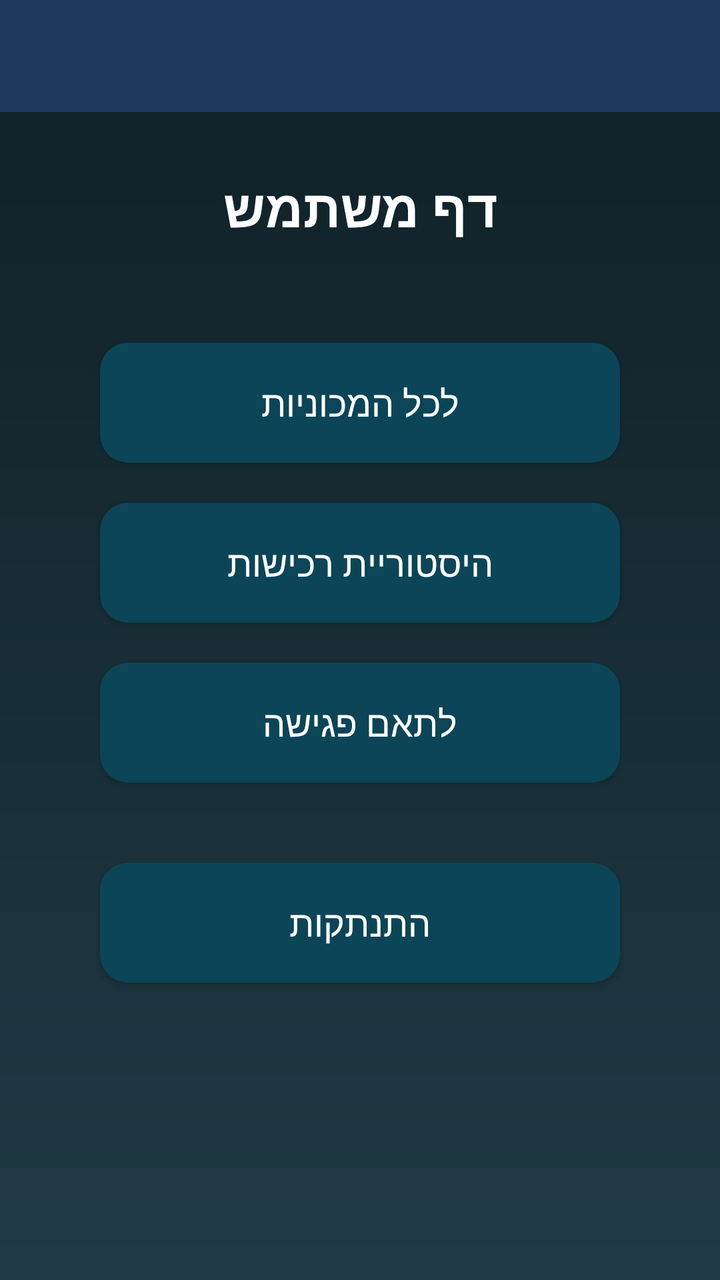
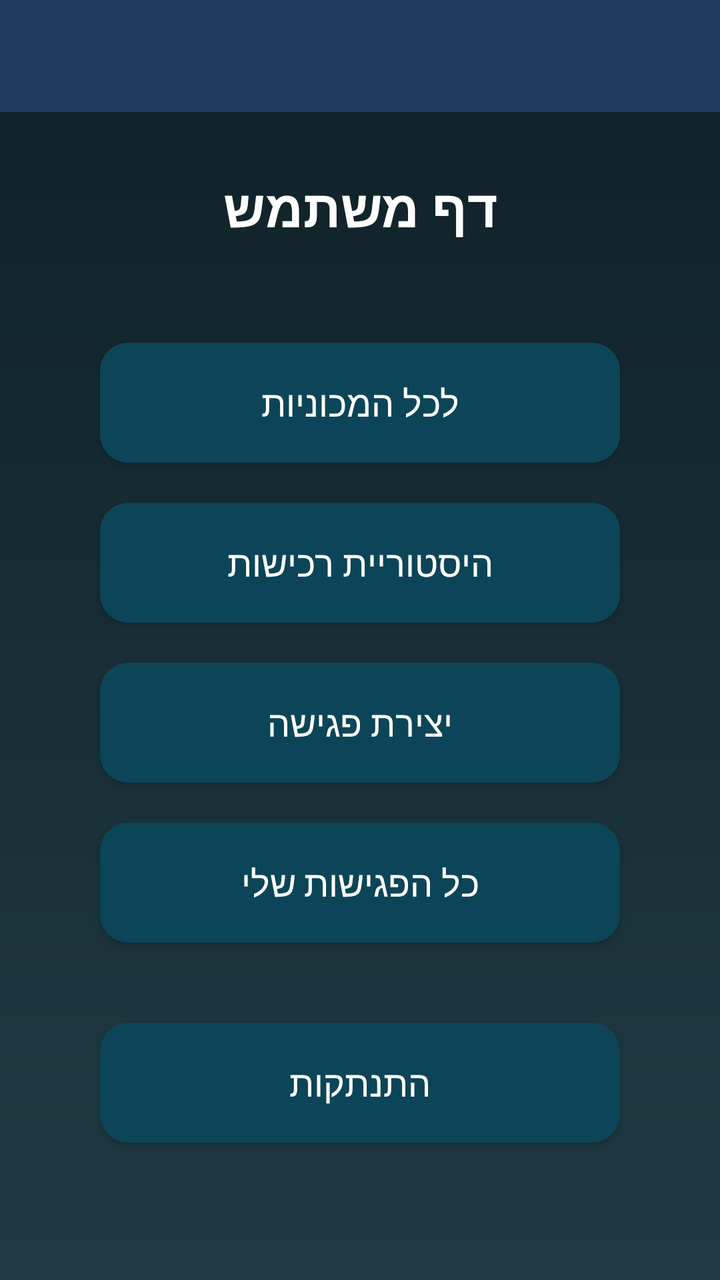

Compare the two renders of this Android layout. The source of the first and the diff that turns it into the second are given below.
<!-- AndroidManifest.xml: application theme Theme.NoamNakavFinal -->
<!-- res/layout/activity_user_page.xml -->
<?xml version="1.0" encoding="utf-8"?>
<androidx.constraintlayout.widget.ConstraintLayout
    xmlns:android="http://schemas.android.com/apk/res/android"
    xmlns:app="http://schemas.android.com/apk/res-auto"
    xmlns:tools="http://schemas.android.com/tools"
    android:id="@+id/main_user_page"
    android:layout_width="match_parent"
    android:layout_height="match_parent"
    android:background="@drawable/bg_admin"
    tools:context=".UserPage">

    <androidx.appcompat.widget.Toolbar
        android:id="@+id/toolbar"
        android:layout_width="match_parent"
        android:layout_height="?attr/actionBarSize"
        android:background="#1F3A5F"
        app:titleTextColor="#FFFFFF"
        app:layout_constraintTop_toTopOf="parent"
        app:layout_constraintStart_toStartOf="parent"
        app:layout_constraintEnd_toEndOf="parent" />

    <TextView
        android:id="@+id/tvUser"
        android:layout_width="wrap_content"
        android:layout_height="wrap_content"
        android:layout_marginTop="30dp"
        android:text="דף משתמש"
        android:textColor="#FFFFFF"
        android:textSize="26sp"
        android:textStyle="bold"
        app:layout_constraintTop_toBottomOf="@id/toolbar"
        app:layout_constraintStart_toStartOf="parent"
        app:layout_constraintEnd_toEndOf="parent" />

    <Button
        android:id="@+id/btngotoCars"
        android:layout_width="260dp"
        android:layout_height="60dp"
        android:layout_marginTop="50dp"
        android:text="לכל המכוניות"
        android:onClick="searchcars"
        android:background="@drawable/btn_primary"
        android:textColor="#FFFFFF"
        android:textSize="18sp"
        app:layout_constraintTop_toBottomOf="@+id/tvUser"
        app:layout_constraintStart_toStartOf="parent"
        app:layout_constraintEnd_toEndOf="parent" />

    <Button
        android:id="@+id/btnSale"
        android:layout_width="260dp"
        android:layout_height="60dp"
        android:layout_marginTop="20dp"
        android:text="היסטוריית רכישות"
        android:onClick="goToPurchases"
        android:background="@drawable/btn_primary"
        android:textColor="#FFFFFF"
        android:textSize="18sp"
        app:layout_constraintTop_toBottomOf="@+id/btngotoCars"
        app:layout_constraintStart_toStartOf="parent"
        app:layout_constraintEnd_toEndOf="parent" />

    <Button
        android:id="@+id/btnMetting"
        android:layout_width="260dp"
        android:layout_height="60dp"
        android:layout_marginTop="20dp"
        android:text="לתאם פגישה"
        android:onClick="arrangeMeeting"
        android:background="@drawable/btn_primary"
        android:textColor="#FFFFFF"
        android:textSize="18sp"
        app:layout_constraintTop_toBottomOf="@+id/btnSale"
        app:layout_constraintStart_toStartOf="parent"
        app:layout_constraintEnd_toEndOf="parent" />

    <Button
        android:id="@+id/btnLogoutUser"
        android:layout_width="260dp"
        android:layout_height="60dp"
        android:layout_marginTop="40dp"
        android:onClick="logootuser"
        android:text="התנתקות"
        android:background="@drawable/btn_primary"
        android:textColor="#FFFFFF"
        android:textSize="18sp"
        app:layout_constraintTop_toBottomOf="@+id/btnMetting"
        app:layout_constraintStart_toStartOf="parent"
        app:layout_constraintEnd_toEndOf="parent" />

</androidx.constraintlayout.widget.ConstraintLayout>
<!-- resources referenced by this layout -->
<resources>
  <!-- drawable bg_admin (drawable) -->
  <?xml version="1.0" encoding="utf-8"?>
  <shape xmlns:android="http://schemas.android.com/apk/res/android">
      <gradient
          android:startColor="#0F2027"
          android:endColor="#203A43"
          android:angle="270"/>
  </shape>
  <!-- drawable btn_primary (drawable) -->
  <?xml version="1.0" encoding="utf-8"?>
  <shape xmlns:android="http://schemas.android.com/apk/res/android">
      <solid android:color="#0C4557"/>
      <corners android:radius="14dp"/>
      <padding
          android:left="20dp"
          android:top="12dp"
          android:right="20dp"
          android:bottom="12dp"/>
  </shape>
  <style name="Theme.NoamNakavFinal" parent="Base.Theme.NoamNakavFinal" />
  <style name="Base.Theme.NoamNakavFinal" parent="Theme.AppCompat.DayNight.NoActionBar">
          
          
      </style>
</resources>

<!-- the commit's change to res/layout/activity_user_page.xml (unified diff, before → after) -->
@@ -65,12 +65,26 @@
         android:layout_width="260dp"
         android:layout_height="60dp"
         android:layout_marginTop="20dp"
-        android:text="לתאם פגישה"
+        android:text="יצירת פגישה"
         android:onClick="arrangeMeeting"
         android:background="@drawable/btn_primary"
         android:textColor="#FFFFFF"
         android:textSize="18sp"
         app:layout_constraintTop_toBottomOf="@+id/btnSale"
+        app:layout_constraintStart_toStartOf="parent"
+        app:layout_constraintEnd_toEndOf="parent" />
+
+    <Button
+        android:id="@+id/btn_my_meetings"
+        android:layout_width="260dp"
+        android:layout_height="60dp"
+        android:layout_marginTop="20dp"
+        android:text="כל הפגישות שלי"
+        android:onClick="goToMyMeetings"
+        android:background="@drawable/btn_primary"
+        android:textColor="#FFFFFF"
+        android:textSize="18sp"
+        app:layout_constraintTop_toBottomOf="@+id/btnMetting"
         app:layout_constraintStart_toStartOf="parent"
         app:layout_constraintEnd_toEndOf="parent" />
 
@@ -84,7 +98,7 @@
         android:background="@drawable/btn_primary"
         android:textColor="#FFFFFF"
         android:textSize="18sp"
-        app:layout_constraintTop_toBottomOf="@+id/btnMetting"
+        app:layout_constraintTop_toBottomOf="@+id/btn_my_meetings"
         app:layout_constraintStart_toStartOf="parent"
         app:layout_constraintEnd_toEndOf="parent" />
 
